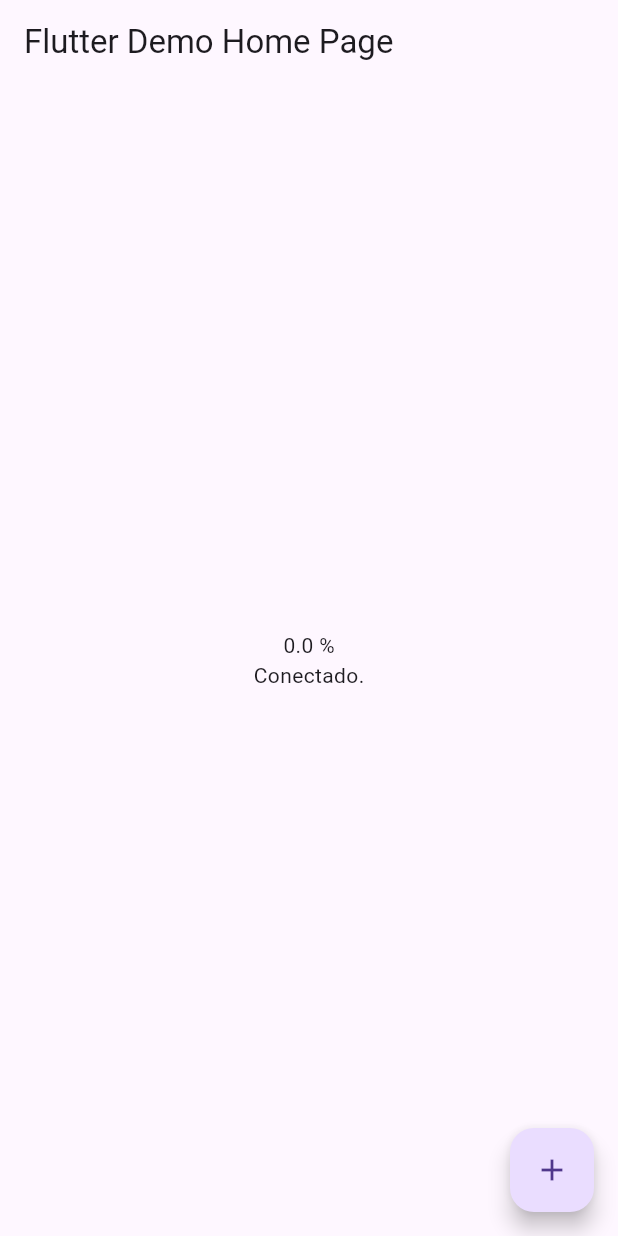
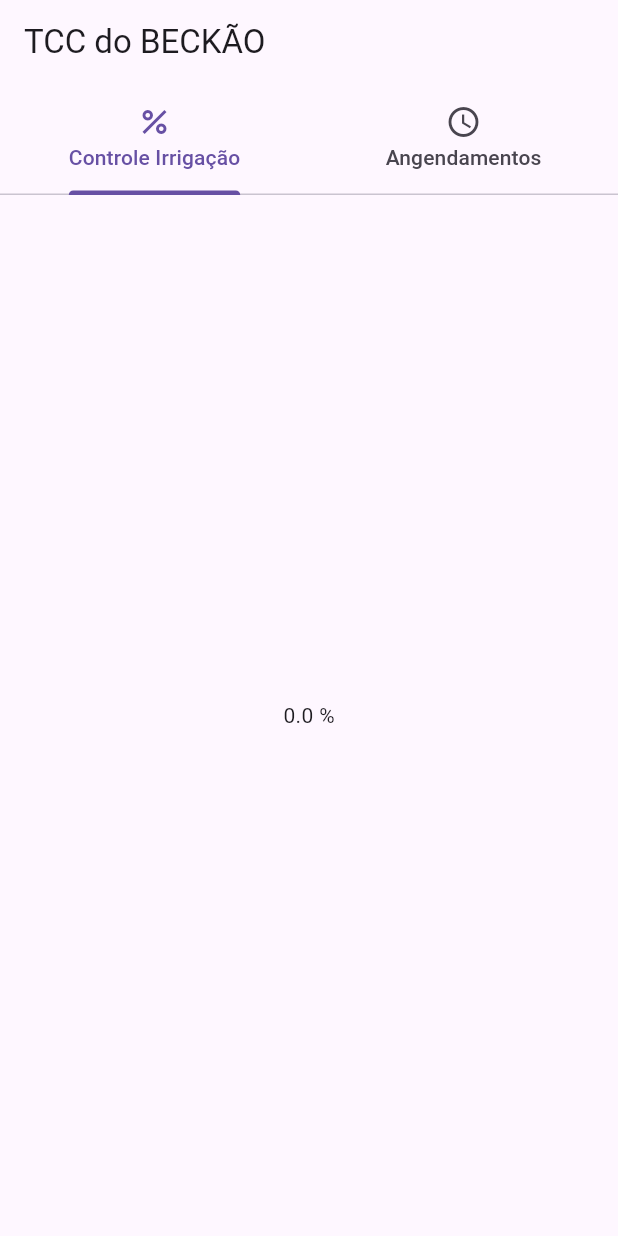
Before and after one commit to flaviobeckercoxim/tcc-frontend, a Flutter app: the screen it shows after launch, on a phone screen of 412 x 824 dp. Run offline on Flutter 3.47's test engine with Material 3 defaults, Android fonts, the phone set to English and light mode, and no system bars; our stand-ins replace date_time_picker; missing offline and left inert: mqtt_client.

Commit message:
Layout feito parcialmente

```diff
--- a/lib/main.dart
+++ b/lib/main.dart
@@ -1,11 +1,16 @@
-import 'dart:io';
+import 'package:flutter/material.dart';
+import 'package:intl/date_symbol_data_local.dart';
 
-import 'package:flutter/material.dart';
-import 'package:mqtt_client/mqtt_client.dart';
-import 'package:mqtt_client/mqtt_browser_client.dart';
+import 'package:tcc/views/ControleIrrigacao.dart';
+import 'package:tcc/views/ListViewAgendamentos.dart';
+
+const String titulo = 'TCC do BECKÃO';
 
 void main () {
+  //findSystemLocale().then((value){
+    initializeDateFormatting('pt_br');
     runApp(MyApp());
+  //});
 }
 
 class MyApp extends StatelessWidget {
@@ -14,94 +19,50 @@ class MyApp extends StatelessWidget {
   @override
   Widget build(BuildContext context) {
     return MaterialApp(
-      title: 'Flutter Demo',
-      home: const MyHomePage(title: 'Flutter Demo Home Page')
+      theme: ThemeData(useMaterial3: true),
+      debugShowCheckedModeBanner: false,
+      title: titulo,
+      home: ViewNavigation(),
     );
   }
 }
 
-class MyHomePage extends StatefulWidget {
-  const MyHomePage({super.key, required this.title});
-  final String title;
+class ViewNavigation extends StatefulWidget{
   @override
-  State<MyHomePage> createState() => _MyHomePageState();
-}
-
-class _MyHomePageState extends State<MyHomePage> {
-  final MqttBrowserClient client = MqttBrowserClient('ws://localhost','teste');
-  double umidade = 0;
-  bool bombaStatus = false;
-  Future<bool> conexaoMQTT() async{
-    if(client.connectionStatus!.state == MqttConnectionState.connected){
-      return true;
-    }
-
-    client.port = 8080;
-
-    client.onConnected = () =>{
-      print("Conectado")
-    };
-
-    try{
-      await client.connect();
-      client.updates!.listen((List<MqttReceivedMessage<MqttMessage?>>? c) {
-        final recMessage = c![0].payload as MqttPublishMessage;
-        final payload = MqttPublishPayload.bytesToStringAsString(recMessage.payload.message);
-        print('Received message:$payload from topic: ${c[0].topic}');
-        setState(() {
-          umidade = double.parse(payload);
-        });
-      });
-      await client.subscribe("/umidade", MqttQos.atMostOnce);
-      return true;
-    }on Exception catch(e){
-      print(e);
-      return false;
+  State<StatefulWidget> createState() {
+    return _ViewNavigationState();
   }
 }
 
+class _ViewNavigationState extends State<ViewNavigation>{
   @override
   Widget build(BuildContext context) {
-    return Scaffold(
+    return DefaultTabController(
+        initialIndex: 0,
+        length: 2,
+        child: Scaffold(
           appBar: AppBar(
-        title: Text(widget.title),
+            title: Text(titulo),
+            bottom: const TabBar(
+              tabs: <Widget>[
+                Tab(
+                  icon: Icon(Icons.percent),
+                  text: "Controle Irrigação",
                 ),
-      body: Center(
-        child: Column(
-            mainAxisAlignment: MainAxisAlignment.center,
-            children:[
-              Text("${umidade} %"),
-              FutureBuilder<bool>(
-                  future: conexaoMQTT(),
-                  builder: (context, snapshot){
-                    if(snapshot.hasData){
-                      if (snapshot.data == true) {
-                        return Text("Conectado.");
-                      }else{
-                        return Text("Não Conectado.");
-                      }
-                    }else{
-                      return CircularProgressIndicator();
-                    }
-                  }
+                Tab(
+                  icon: Icon(Icons.schedule),
+                  text: "Angendamentos",
                 )
               ]
             )
           ),
-      floatingActionButton: FloatingActionButton(
-        onPressed: () {
-          final builder = MqttClientPayloadBuilder();
-          if(bombaStatus == true){
-            builder.addString("0");
-          }else{
-            builder.addString("1");
-          }
-          bombaStatus = !bombaStatus;
-          client.publishMessage("/comando", MqttQos.atLeastOnce, builder.payload!);
-        },
-        tooltip: 'Increment',
-        child: const Icon(Icons.add),
-      ), // This trailing comma makes auto-formatting nicer for build methods.
+          body: TabBarView(
+            children: <Widget>[
+              ControleIrrigacao(),
+              ListViewAgendamentos()
+            ]
+          )
+      )
     );
   }
 }
--- /dev/null
+++ b/lib/views/ControleIrrigacao.dart
@@ -0,0 +1,90 @@
+import 'package:flutter/cupertino.dart';
+import 'package:flutter/material.dart';
+import 'package:mqtt_client/mqtt_browser_client.dart';
+import 'package:mqtt_client/mqtt_client.dart';
+
+class ControleIrrigacao extends StatefulWidget{
+  @override
+  State<ControleIrrigacao> createState() => _ControleIrrigacaoState();
+}
+
+class _ControleIrrigacaoState extends State<ControleIrrigacao> {
+  final MqttBrowserClient client = MqttBrowserClient('ws://localhost','teste');
+
+  double umidade = 0;
+  bool bombaStatus = false;
+
+  Future<bool> conexaoMQTT() async{
+    if(client.connectionStatus!.state == MqttConnectionState.connected){
+      return true;
+    }
+    client.port = 8080;
+    client.onConnected = () =>{
+      print("Conectado")
+    };
+
+    try{
+      await client.connect();
+      client.updates!.listen((List<MqttReceivedMessage<MqttMessage?>>? c) {
+        final recMessage = c![0].payload as MqttPublishMessage;
+        final payload = MqttPublishPayload.bytesToStringAsString(recMessage.payload.message);
+        print('Received message:$payload from topic: ${c[0].topic}');
+        setState(() {
+          umidade = double.parse(payload);
+        });
+      });
+      await client.subscribe("/umidade", MqttQos.atMostOnce);
+      return true;
+    }on Exception catch(e){
+      print(e);
+      return false;
+    }
+  }
+
+  @override
+  Widget build(BuildContext context) {
+    return Center(
+      child:
+        FutureBuilder<bool>(
+          future: conexaoMQTT(),
+          builder: (context, snapshot){
+            if(snapshot.hasData){
+              if (snapshot.data == true) {
+                return buildPainel();
+              }else{
+                return Text("Não Conectado.");
+              }
+            }else{
+              return CircularProgressIndicator();
+            }
+          }
+          )
+    );
+  }
+
+  Widget buildPainel(){
+    return Column(
+        mainAxisAlignment: MainAxisAlignment.center,
+        children:[
+          Text("${umidade} %")
+        ]
+    );
+  }
+}
+
+/**
+ * floatingActionButton: FloatingActionButton(
+    onPressed: () {
+    final builder = MqttClientPayloadBuilder();
+    if(bombaStatus == true){
+    builder.addString("0");
+    }else{
+    builder.addString("1");
+    }
+    bombaStatus = !bombaStatus;
+    client.publishMessage("/comando", MqttQos.atLeastOnce, builder.payload!);
+    },
+    tooltip: 'Increment',
+    child: const Icon(Icons.add),
+    ), // This trailing comma makes auto-formatting nicer
+ */
--- a/pubspec.yaml
+++ b/pubspec.yaml
@@ -31,10 +31,14 @@ dependencies:
   flutter:
     sdk: flutter
   mqtt_client: ^10.2.1
+  intl: ^0.17.0
+  http: ^1.2.1
 
   # The following adds the Cupertino Icons font to your application.
   # Use with the CupertinoIcons class for iOS style icons.
   cupertino_icons: ^1.0.2
+  date_format: ^2.0.7
+  date_time_picker: ^2.1.0
 
 dev_dependencies:
   flutter_test:
```
Also changed, not shown: lib/models/Agendamento.dart (+11 -11 lines), lib/services/agendamentoService.dart (added, +48 -0 lines), lib/views/FormAgendamento.dart (added, +134 -0 lines), lib/views/ListViewAgendamentos.dart (added, +69 -0 lines), pubspec.lock. Lines whose indentation alone changed are shown as unchanged.
